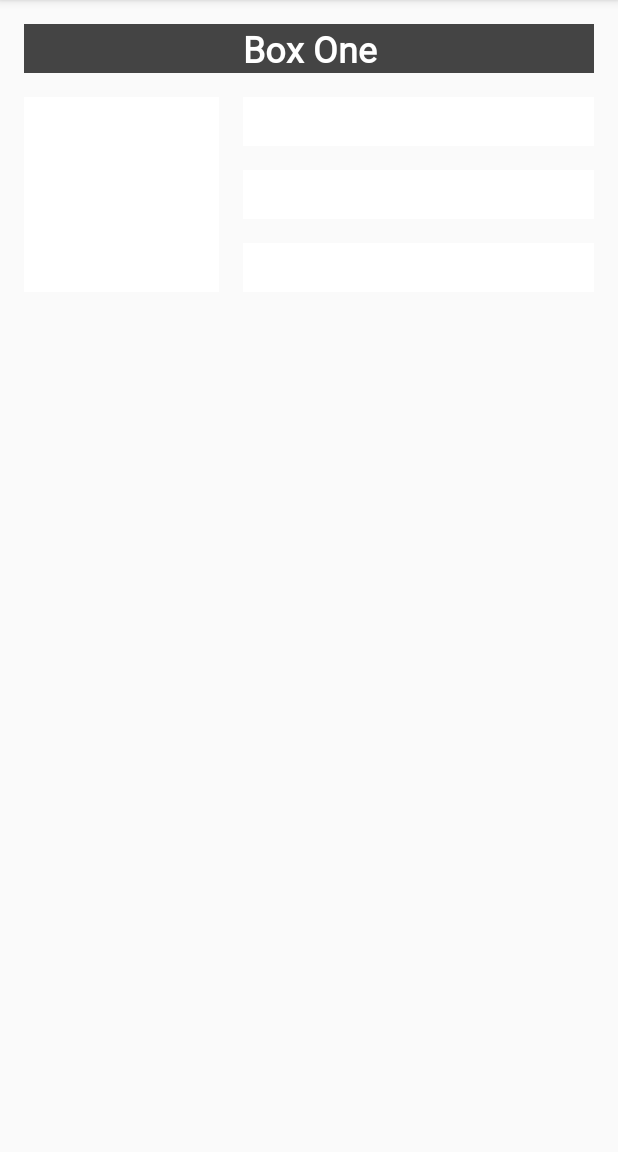
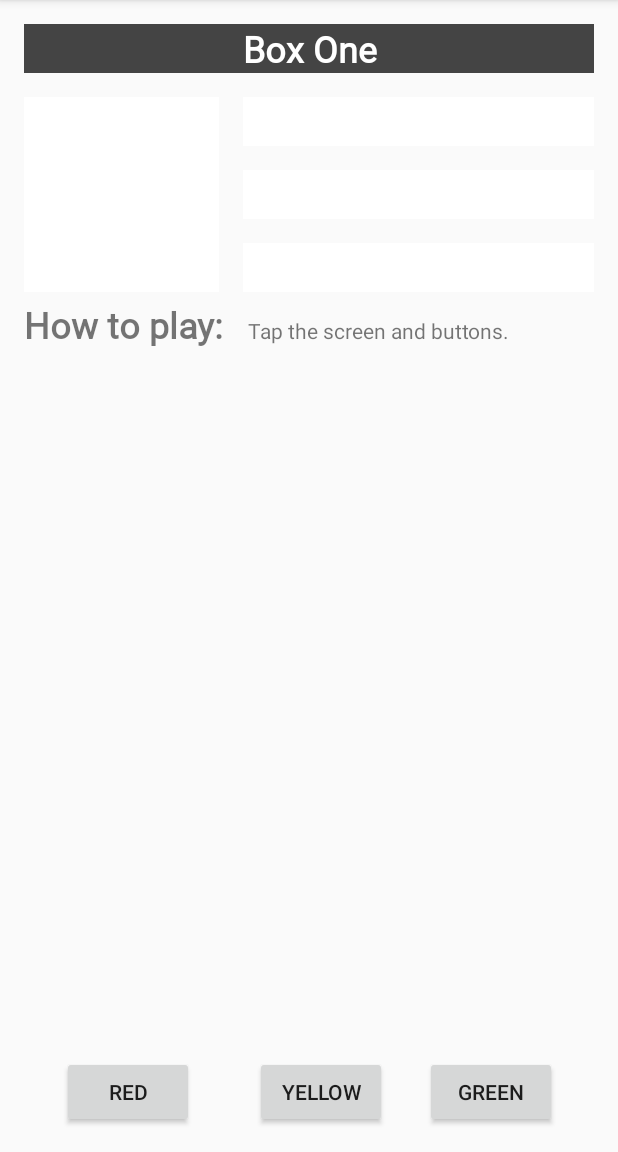
Before and after one commit to Kennykck/ColorMyViews, an Android app: the screen it shows after launch (MainActivity), after a tap on "Box One", on a phone screen of 412 x 824 dp, the part 84-1236 px from its top. Run offline under Robolectric (Android 15) with nearby library versions, the phone set to English and light mode, and no system bars.

Commit message:
Second commit

```diff
--- a/app/src/main/java/com/example/colormyviews/MainActivity.kt
+++ b/app/src/main/java/com/example/colormyviews/MainActivity.kt
@@ -5,6 +5,7 @@ import android.os.Bundle
 import android.view.View
 import android.graphics.Color
 import android.widget.TextView
+import kotlinx.android.synthetic.main.activity_main.*
 
 class MainActivity : AppCompatActivity() {
 
@@ -12,6 +13,7 @@ class MainActivity : AppCompatActivity() {
         super.onCreate(savedInstanceState)
         setContentView(R.layout.activity_main)
         setListeners()
+
     }
 
     private fun makeColored(view: View) {
@@ -23,6 +25,10 @@ class MainActivity : AppCompatActivity() {
             R.id.box_three_text -> view.setBackgroundColor(Color.BLUE)
             R.id.box_four_text -> view.setBackgroundColor(Color.MAGENTA)
             R.id.box_five_text -> view.setBackgroundColor(Color.BLUE)
+            R.id.red_button -> box_three_text.setBackgroundResource(R.color.my_red)
+            R.id.yellow_button -> box_four_text.setBackgroundResource(R.color.my_yellow)
+            R.id.green_button -> box_five_text.setBackgroundResource(R.color.my_green)
+
             else -> view.setBackgroundColor(Color.LTGRAY)
         }
     }
@@ -35,14 +41,23 @@ class MainActivity : AppCompatActivity() {
         val boxFourText = findViewById<TextView>(R.id.box_four_text)
         val boxFiveText = findViewById<TextView>(R.id.box_five_text)
 
+        val redButton = findViewById<TextView>(R.id.red_button)
+        val greenButton = findViewById<TextView>(R.id.green_button)
+        val yellowButton = findViewById<TextView>(R.id.yellow_button)
+
         val rootConstraintLayout = findViewById<View>(R.id.constraint_layout)
 
         val clickableViews: List<View> =
             listOf(boxOneText, boxTwoText, boxThreeText,
-                boxFourText, boxFiveText, rootConstraintLayout)
+                boxFourText, boxFiveText, rootConstraintLayout,
+                redButton, greenButton, yellowButton
+            )
 
         for (item in clickableViews) {
             item.setOnClickListener { makeColored(it) }
         }
+
+
+
     }
 }
--- a/app/src/main/res/layout/activity_main.xml
+++ b/app/src/main/res/layout/activity_main.xml
@@ -2,10 +2,10 @@
 <androidx.constraintlayout.widget.ConstraintLayout xmlns:android="http://schemas.android.com/apk/res/android"
     xmlns:app="http://schemas.android.com/apk/res-auto"
     xmlns:tools="http://schemas.android.com/tools"
+    android:id="@+id/constraint_layout"
     android:layout_width="match_parent"
     android:layout_height="match_parent"
-    tools:context=".MainActivity"
-    android:id="@+id/constraint_layout">
+    tools:context=".MainActivity">
 
     <TextView
         android:id="@+id/box_one_text"
@@ -72,4 +72,67 @@
         app:layout_constraintStart_toEndOf="@+id/box_two_text"
         app:layout_constraintTop_toBottomOf="@+id/box_four_text" />
 
+
+    <TextView
+        android:id="@+id/label_text"
+        android:layout_width="wrap_content"
+        android:layout_height="wrap_content"
+        android:layout_marginStart="16dp"
+        android:fontFamily="@font/roboto"
+        android:text="@string/how_to_play"
+        android:textSize="24sp"
+        android:textStyle="bold"
+        app:layout_constraintBaseline_toBaselineOf="@+id/info_text"
+        app:layout_constraintStart_toStartOf="parent" />
+
+    <TextView
+        android:id="@+id/info_text"
+        android:layout_width="222dp"
+        android:layout_height="wrap_content"
+        android:layout_marginStart="16dp"
+        android:layout_marginTop="16dp"
+        android:text="@string/tap_the_boxes_and_buttons"
+        app:layout_constraintStart_toEndOf="@+id/label_text"
+        app:layout_constraintTop_toBottomOf="@+id/box_two_text" />
+
+    <Button
+        android:id="@+id/red_button"
+        android:layout_width="wrap_content"
+        android:layout_height="wrap_content"
+        android:layout_marginStart="@dimen/margin_wide"
+        android:text="@string/button_red"
+        android:visibility="visible"
+        app:layout_constraintBaseline_toBaselineOf="@+id/yellow_button"
+        app:layout_constraintEnd_toStartOf="@+id/yellow_button"
+        app:layout_constraintHorizontal_bias="0.5"
+        app:layout_constraintStart_toStartOf="parent" />
+
+    <Button
+        android:id="@+id/yellow_button"
+        android:layout_width="wrap_content"
+        android:layout_height="wrap_content"
+        android:layout_marginStart="@dimen/margin_wide"
+        android:layout_marginTop="@dimen/margin_wide"
+        android:layout_marginBottom="@dimen/margin_wide"
+        android:text="@string/button_yellow"
+        android:visibility="visible"
+        app:layout_constraintBottom_toBottomOf="parent"
+        app:layout_constraintEnd_toStartOf="@+id/green_button"
+        app:layout_constraintHorizontal_bias="0.5"
+        app:layout_constraintStart_toEndOf="@+id/red_button"
+        app:layout_constraintTop_toBottomOf="@+id/info_text"
+        app:layout_constraintVertical_bias="1.0" />
+
+    <Button
+        android:id="@+id/green_button"
+        android:layout_width="wrap_content"
+        android:layout_height="wrap_content"
+        android:layout_marginEnd="16dp"
+        android:text="@string/button_green"
+        app:layout_constraintBaseline_toBaselineOf="@+id/yellow_button"
+        app:layout_constraintEnd_toEndOf="parent"
+        app:layout_constraintHorizontal_bias="0.5"
+        app:layout_constraintStart_toEndOf="@+id/yellow_button" />
+
+
 </androidx.constraintlayout.widget.ConstraintLayout>
--- a/app/src/main/res/values/colors.xml
+++ b/app/src/main/res/values/colors.xml
@@ -3,4 +3,7 @@
     <color name="colorPrimary">#008577</color>
     <color name="colorPrimaryDark">#00574B</color>
     <color name="colorAccent">#D81B60</color>
+    <color name="my_green">#12C700</color>
+    <color name="my_red">#E54304</color>
+    <color name="my_yellow">#FFC107</color>
 </resources>
--- a/app/src/main/res/values/strings.xml
+++ b/app/src/main/res/values/strings.xml
@@ -5,4 +5,10 @@
     <string name="box_three">Box Three</string>
     <string name="box_four">Box Four</string>
     <string name="box_five">Box Five</string>
+    <string name="how_to_play">How to play:</string>
+    <string name="tap_the_boxes_and_buttons">Tap the screen and buttons.</string>
+
+    <string name="button_red">RED</string>
+    <string name="button_yellow">YELLOW</string>
+    <string name="button_green">GREEN</string>
 </resources>
```
